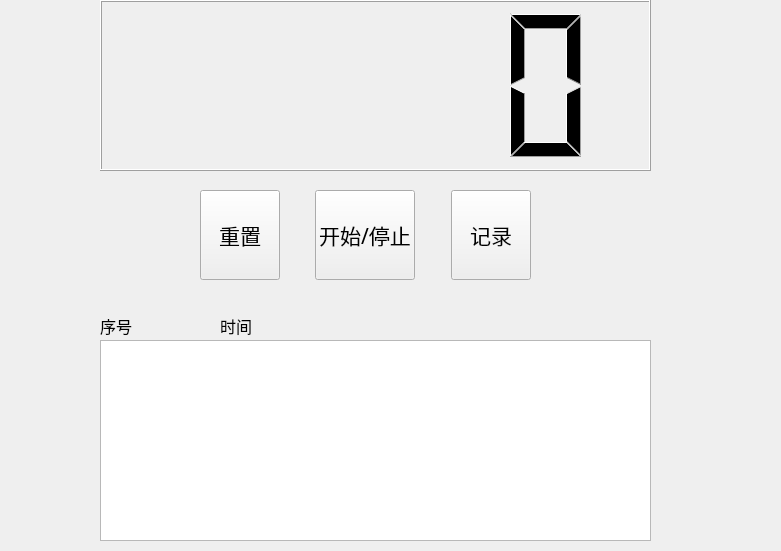
Old version of the form timertool.ui in the repository 2aurora2/CryptoTool.
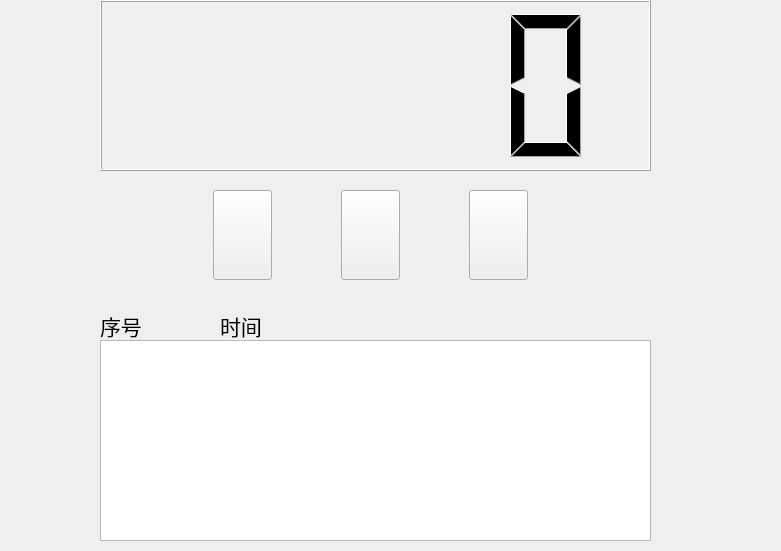
New version of the form.

```diff
--- a/timertool.ui
+++ b/timertool.ui
@@ -31,9 +31,9 @@
   <widget class="QWidget" name="gridLayoutWidget">
    <property name="geometry">
     <rect>
-     <x>170</x>
+     <x>150</x>
      <y>180</y>
-     <width>391</width>
+     <width>441</width>
      <height>111</height>
     </rect>
    </property>
@@ -66,7 +66,7 @@
        </font>
       </property>
       <property name="text">
-       <string>重置</string>
+       <string/>
       </property>
      </widget>
     </item>
@@ -98,7 +98,7 @@
        </font>
       </property>
       <property name="text">
-       <string>记录</string>
+       <string/>
       </property>
      </widget>
     </item>
@@ -130,7 +130,7 @@
        </font>
       </property>
       <property name="text">
-       <string>开始/停止</string>
+       <string/>
       </property>
      </widget>
     </item>
@@ -170,8 +170,8 @@
    </property>
    <property name="font">
     <font>
-     <family>华文细黑</family>
-     <pointsize>12</pointsize>
+     <family>华文新魏</family>
+     <pointsize>16</pointsize>
     </font>
    </property>
    <property name="layoutDirection">
@@ -195,8 +195,8 @@
    </property>
    <property name="font">
     <font>
-     <family>华文细黑</family>
-     <pointsize>12</pointsize>
+     <family>华文新魏</family>
+     <pointsize>16</pointsize>
     </font>
    </property>
    <property name="text">
```
